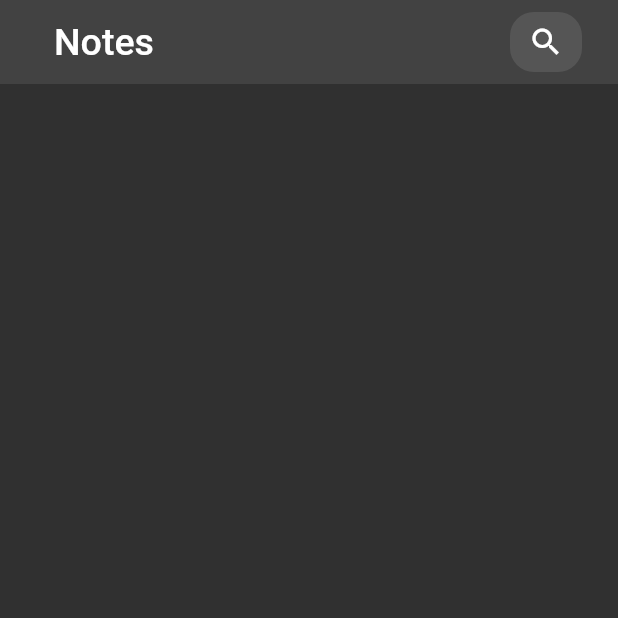
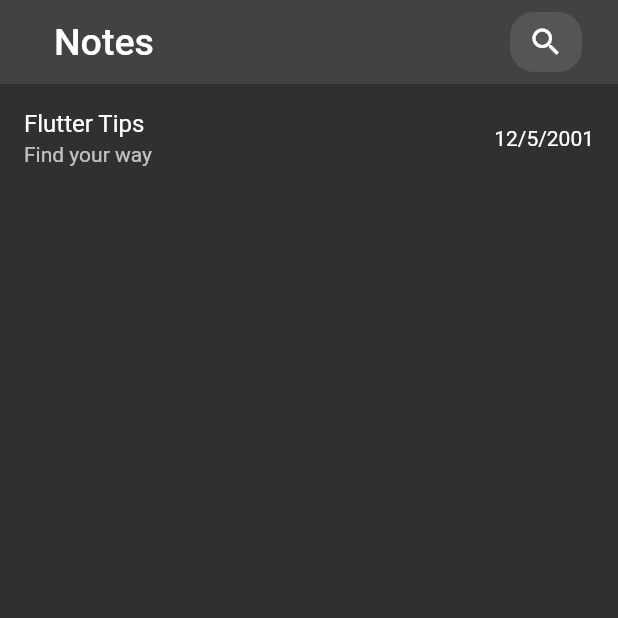
Before and after one commit to XMMX4K/notesalone, a Flutter app: the screen it shows after launch, on a phone screen of 412 x 824 dp, the top half of it. Run offline on Flutter 3.47's test engine with Material 2 defaults, Android fonts, the phone set to English and light mode, and no system bars.

Commit message:
create NoteItem

```diff
--- a/lib/views/FirstView.dart
+++ b/lib/views/FirstView.dart
@@ -1,4 +1,5 @@
 import 'package:flutter/material.dart';
+import 'package:notes/widgets/NoteItems.dart';
 
 class MainView extends StatelessWidget {
   const MainView({super.key});
@@ -27,6 +28,15 @@ class MainView extends StatelessWidget {
           )
         ],
       ),
+      body: Column(
+        children: [
+          Column(
+            children: [
+              NoteItems(),
+            ],
+          )
+        ],
+      ),
     );
   }
 }
--- /dev/null
+++ b/lib/widgets/NoteItems.dart
@@ -0,0 +1,16 @@
+import 'package:flutter/material.dart';
+
+class NoteItems extends StatelessWidget {
+  const NoteItems({
+    super.key,
+  });
+
+  @override
+  Widget build(BuildContext context) {
+    return ListTile(
+      title: Text('Flutter Tips'),
+      subtitle: Text('Find your way'),
+      trailing: Text('12/5/2001'),
+    );
+  }
+}
```
